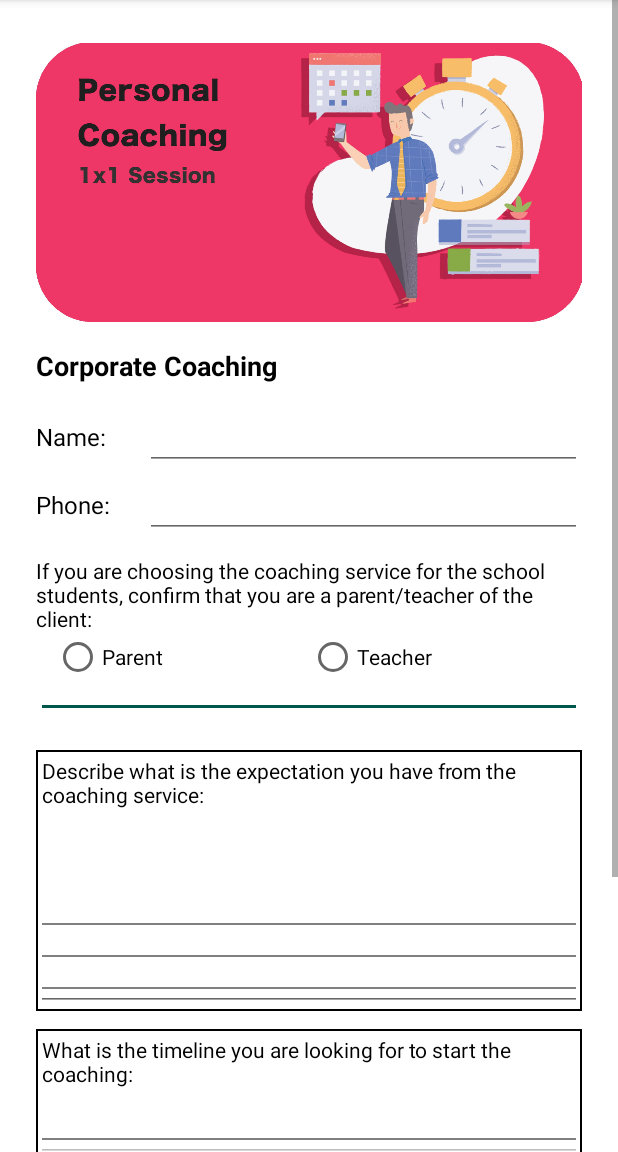
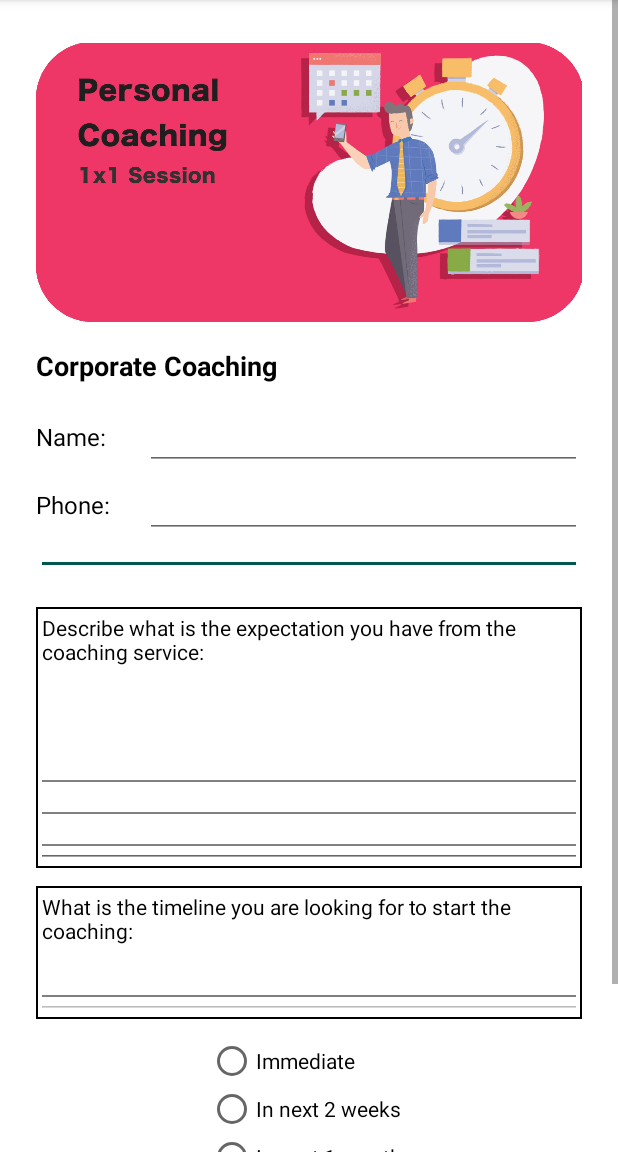
Before and after one commit to pa1-teja/pav_repo, an Android app: the fragment ServiceBooking placed in its activity, on a phone screen of 412 x 824 dp, the part 84-1236 px from its top. Run offline under Robolectric (Android 15) with nearby library versions, the phone set to English and light mode, and no system bars; our stand-ins replace Firebase (no records; nobody signed in at launch, a user with empty details on screens opened directly).

Commit message:
fixed the issues.

```diff
--- a/PearlCoaching/app/src/main/java/com/pearlcoaching/pearlcoaching/ServicesModule/OnServiceInteraction.java
+++ b/PearlCoaching/app/src/main/java/com/pearlcoaching/pearlcoaching/ServicesModule/OnServiceInteraction.java
@@ -4,4 +4,5 @@ public interface OnServiceInteraction {
     void goToHome(int serviceId);
     void onServiceInfo(int serviceId);
     void onServiceBooking(int serviceId);
+    void onThankYou(String serviceId);
 }
--- a/PearlCoaching/app/src/main/java/com/pearlcoaching/pearlcoaching/ServicesModule/ServicesScreen.java
+++ b/PearlCoaching/app/src/main/java/com/pearlcoaching/pearlcoaching/ServicesModule/ServicesScreen.java
@@ -15,7 +15,7 @@ public class ServicesScreen extends BaseActivity implements OnServiceInteraction
         super.onCreate(savedInstanceState);
         setContentView(R.layout.base_activity);
         bundle = getIntent().getExtras();
-        addFragment(ServiceHome.newInstance("",""),false,false,ServiceHome.class.getName(),bundle);
+        addFragment(ServiceHome.newInstance("",""),false,false,ServiceHome.class.getName());
 
 
     }
@@ -28,11 +28,17 @@ public class ServicesScreen extends BaseActivity implements OnServiceInteraction
     @Override
     public void onServiceInfo(int serviceId) {
 //        Toast.makeText(this, "onServiceBooking: "+serviceId,Toast.LENGTH_LONG).show();
-        addFragment(ServiceInfo.newInstance(serviceId),true,true,ServiceInfo.class.getName(),bundle);
+        addFragment(ServiceInfo.newInstance(serviceId),true,true,ServiceInfo.class.getName());
     }
 
     @Override
     public void onServiceBooking(int serviceId) {
+        bundle.putInt(ServiceBooking.ARG_PARAM1, serviceId);
         addFragment(ServiceBooking.newInstance(serviceId), true,false,ServiceBooking.class.getName(),bundle);
     }
+
+    @Override
+    public void onThankYou(String text) {
+        addFragment(ThankYou.newInstance("",""),true,true,ThankYou.class.getName());
+    }
 }
--- a/PearlCoaching/app/src/main/java/com/pearlcoaching/pearlcoaching/SplashScreen.java
+++ b/PearlCoaching/app/src/main/java/com/pearlcoaching/pearlcoaching/SplashScreen.java
@@ -26,8 +26,8 @@ public class SplashScreen extends AppCompatActivity {
     }
 
     private void goToNextScreen() {
-//        startActivity(new Intent(SplashScreen.this, ServicesScreen.class));
-        startActivity(new Intent(SplashScreen.this, LoginScreen.class));
+        startActivity(new Intent(SplashScreen.this, ServicesScreen.class));
+        //startActivity(new Intent(SplashScreen.this, LoginScreen.class));
         finish();
     }
 }
--- a/PearlCoaching/app/src/main/java/com/pearlcoaching/pearlcoaching/baseclass/BaseActivity.java
+++ b/PearlCoaching/app/src/main/java/com/pearlcoaching/pearlcoaching/baseclass/BaseActivity.java
@@ -24,4 +24,17 @@ public class BaseActivity extends AppCompatActivity {
         }
         fragmentTransaction.commit();
     }
+    protected void addFragment(Fragment fragment, boolean isReplace, boolean isAddToBackStack, String fragment_name) {
+        FragmentManager fragmentManager = getSupportFragmentManager();
+        FragmentTransaction fragmentTransaction = fragmentManager.beginTransaction();
+        if(isReplace) {
+            fragmentTransaction.replace(R.id.base_container, fragment, fragment_name);
+        } else {
+            fragmentTransaction.add(R.id.base_container, fragment, fragment_name);
+        }
+        if(isAddToBackStack) {
+            fragmentTransaction.addToBackStack(fragment_name);
+        }
+        fragmentTransaction.commit();
+    }
 }
--- a/PearlCoaching/app/src/main/res/layout/fragment_service_booking.xml
+++ b/PearlCoaching/app/src/main/res/layout/fragment_service_booking.xml
@@ -107,6 +107,7 @@
         </LinearLayout>
 
         <android.support.v7.widget.AppCompatTextView
+            android:visibility="gone"
             android:layout_width="match_parent"
             android:layout_height="wrap_content"
             android:layout_marginTop="12dp"
@@ -118,6 +119,7 @@
             />
 
         <RadioGroup
+            android:visibility="gone"
             android:layout_width="match_parent"
             android:layout_height="wrap_content"
             android:layout_marginRight="24dp"
@@ -239,12 +241,8 @@
         </RadioGroup>
 
         <android.support.v7.widget.AppCompatButton
-            android:layout_width="wrap_content"
-            android:layout_height="wrap_content"
-            android:layout_marginTop="12dp"
-            android:layout_marginBottom="22dp"
+            style="@style/st_button_submit"
             android:layout_gravity="center_horizontal"
-            android:background="@drawable/button_submit"
             android:id="@+id/shoot"
             android:text="Book Now"/>
     </LinearLayout>
--- a/PearlCoaching/app/src/main/res/values/styles.xml
+++ b/PearlCoaching/app/src/main/res/values/styles.xml
@@ -10,5 +10,16 @@
     <style name="generalnotitle">
         <item name="android:windowNoTitle">true</item>
     </style>
+    <style name="st_button_submit">
+
+        <item name="android:layout_margin">8dp</item>
+        <item name="android:layout_width">180dp</item>
+        <item name="android:background">@drawable/button_submit</item>
+        <item name="android:layout_height">wrap_content</item>
+        <item name="android:textColor">@color/white</item>
+        <item name="android:padding">8dp</item>
+        <item name="android:textSize">26sp</item>
+        <item name="android:gravity">center</item>
+    </style>
 
 </resources>
```
Also changed, not shown: PearlCoaching/app/src/main/java/com/pearlcoaching/pearlcoaching/ServicesModule/ServiceBooking.java (+10 -3 lines), PearlCoaching/app/src/main/java/com/pearlcoaching/pearlcoaching/ServicesModule/ThankYou.java (added, +69 -0 lines), PearlCoaching/app/src/main/res/layout/fragment_service_info.xml (+1 -8 lines), PearlCoaching/app/src/main/res/layout/fragment_thank_you.xml (added, +14 -0 lines), 2 other files.
